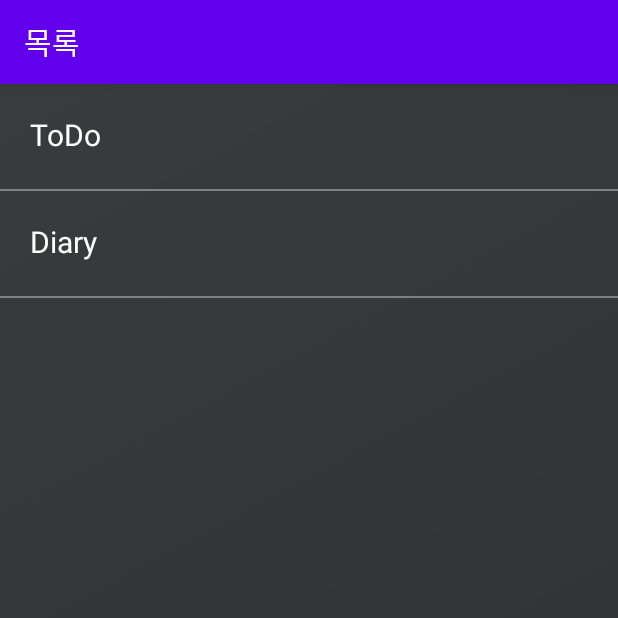
After one commit to mnngy/Android_diary, an Android app: the CategoryActivity screen opened directly, with no data from a screen before it, on a phone screen of 412 x 824 dp, the top half of it. The commit adds this screen. Run offline under Robolectric (Android 15) with nearby library versions, the phone set to English and light mode, and no system bars.

Commit message:
목록 화면 추가

```diff
--- a/app/src/main/AndroidManifest.xml
+++ b/app/src/main/AndroidManifest.xml
@@ -11,6 +11,7 @@
         android:theme="@style/Theme.Android_diary">
         <activity android:name=".LoginActivity"></activity>
         <activity android:name=".RegisterActivity"></activity>
+        <activity android:name=".CategoryActivity"></activity>
         <activity android:name=".MainActivity">
             <intent-filter>
                 <action android:name="android.intent.action.MAIN" />
--- /dev/null
+++ b/app/src/main/java/com/example/android_diary/CategoryActivity.java
@@ -0,0 +1,48 @@
+package com.example.android_diary;
+
+import android.os.Bundle;
+import android.view.View;
+import android.widget.Adapter;
+import android.widget.AdapterView;
+import android.widget.ArrayAdapter;
+import android.widget.ListView;
+
+import androidx.annotation.Nullable;
+import androidx.appcompat.app.AppCompatActivity;
+
+import java.util.ArrayList;
+import java.util.List;
+
+public class CategoryActivity extends AppCompatActivity {
+
+    @Override
+    protected void onCreate(Bundle savedInstanceState) {
+        super.onCreate(savedInstanceState);
+        setContentView(R.layout.activity_category);
+
+        getSupportActionBar().setTitle("목록");
+
+        ListView listView = findViewById(R.id.listView);
+
+        List<String> list = new ArrayList<>();
+        list.add("ToDo");
+        list.add("Diary");
+
+        ArrayAdapter<String> adapter = new ArrayAdapter<>(this,
+                R.layout.list_type, list);
+        listView.setAdapter(adapter);
+
+        listView.setOnItemClickListener(new AdapterView.OnItemClickListener() {
+            @Override
+            public void onItemClick(AdapterView<?> parent, View view, int position, long id) {
+                String data = (String) parent.getItemAtPosition(position);
+
+                if (data.equals("ToDo")) {
+                    System.out.println("todo");
+                } else {
+                    System.out.println("diary");
+                }
+            }
+        });
+    }
+}
--- a/app/src/main/java/com/example/android_diary/LoginActivity.java
+++ b/app/src/main/java/com/example/android_diary/LoginActivity.java
@@ -29,4 +29,9 @@ public class LoginActivity extends AppCompatActivity {
         Intent intent = new Intent(getApplicationContext(), RegisterActivity.class);
         startActivity(intent);
     }
+
+    public void moveCategory(View view) {
+        Intent intent = new Intent(getApplicationContext(), CategoryActivity.class);
+        startActivity(intent);
+    }
 }
--- /dev/null
+++ b/app/src/main/res/layout/activity_category.xml
@@ -0,0 +1,16 @@
+<?xml version="1.0" encoding="utf-8"?>
+<LinearLayout xmlns:android="http://schemas.android.com/apk/res/android"
+    android:layout_width="match_parent"
+    android:layout_height="match_parent"
+    android:orientation="vertical"
+    android:background="@drawable/bg_splash">
+
+    <ListView
+        android:id="@+id/listView"
+        android:layout_width="match_parent"
+        android:layout_height="match_parent"
+        android:divider="@color/bright_gray"
+        android:dividerHeight="1dp"
+        />
+
+</LinearLayout>
--- a/app/src/main/res/layout/activity_login.xml
+++ b/app/src/main/res/layout/activity_login.xml
@@ -60,6 +60,7 @@
         android:textSize="25dp"
         android:textColor="#fff"
         android:layout_marginTop="30dp"
-        android:background="@drawable/btn_round" />
+        android:background="@drawable/btn_round"
+        android:onClick="moveCategory"/>
 
 </LinearLayout>
--- /dev/null
+++ b/app/src/main/res/layout/list_type.xml
@@ -0,0 +1,12 @@
+<?xml version="1.0" encoding="utf-8"?>
+<TextView
+    xmlns:android="http://schemas.android.com/apk/res/android"
+    android:id="@+id/TxtMemoListType"
+    android:layout_width="match_parent"
+    android:layout_height="70dp"
+    android:orientation="vertical"
+    android:textColor="#fff"
+    android:textSize="20dp"
+    android:padding="20dp"
+    >
+</TextView>
--- a/app/src/main/res/values/colors.xml
+++ b/app/src/main/res/values/colors.xml
@@ -8,4 +8,5 @@
     <color name="black">#FF000000</color>
     <color name="white">#FFFFFFFF</color>
     <color name="gray">#2d2f31</color>
+    <color name="bright_gray">#808080</color>
 </resources>
```
